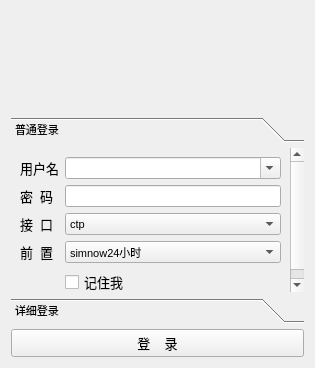
The window that app/ui/signin.ui (ctpbee/ctpbee_desktop) describes before a commit, drawn with Qt 5.
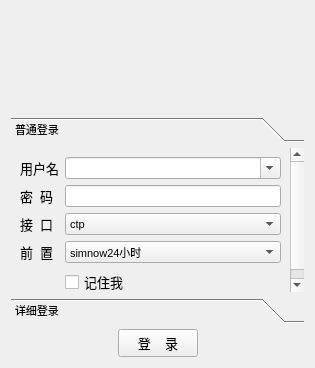
The same window after the commit. Icons and pictures are not drawn.

What changed in the file:
```diff
--- a/app/ui/signin.ui
+++ b/app/ui/signin.ui
@@ -543,7 +543,20 @@
     </widget>
    </item>
    <item>
-    <layout class="QHBoxLayout" name="horizontalLayout" stretch="0">
+    <layout class="QHBoxLayout" name="horizontalLayout" stretch="0,0,0">
+     <item>
+      <spacer name="horizontalSpacer">
+       <property name="orientation">
+        <enum>Qt::Horizontal</enum>
+       </property>
+       <property name="sizeHint" stdset="0">
+        <size>
+         <width>40</width>
+         <height>20</height>
+        </size>
+       </property>
+      </spacer>
+     </item>
      <item>
       <widget class="QPushButton" name="sign_in_btn">
        <property name="enabled">
@@ -568,6 +581,19 @@
        </property>
       </widget>
      </item>
+     <item>
+      <spacer name="horizontalSpacer_2">
+       <property name="orientation">
+        <enum>Qt::Horizontal</enum>
+       </property>
+       <property name="sizeHint" stdset="0">
+        <size>
+         <width>40</width>
+         <height>20</height>
+        </size>
+       </property>
+      </spacer>
+     </item>
     </layout>
    </item>
   </layout>
```
Left out of the diff: 9 changed lines with no effect on the pictures.
